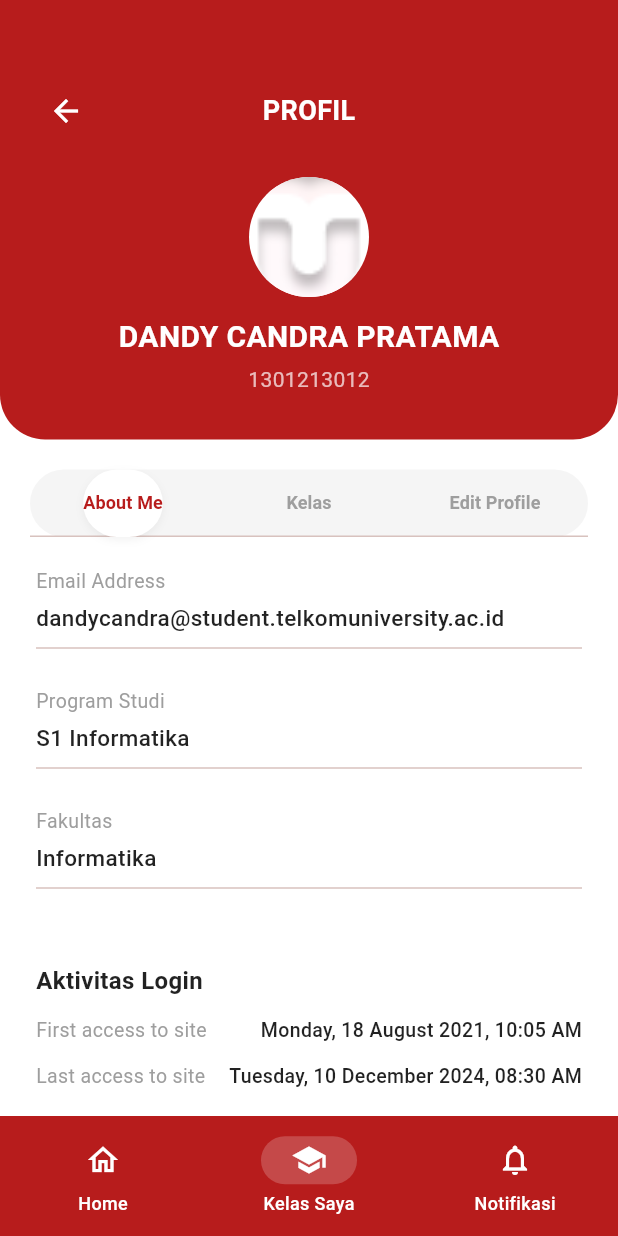
After one commit to wlrmynt/celoe_lms, a Flutter app: the ProfileScreen screen opened directly, on a phone screen of 412 x 824 dp. The commit adds this screen. Run offline on Flutter 3.47's test engine with Material 3 defaults, Android fonts, the phone set to English and light mode, and no system bars.

Commit message:
Implement Profile Screen with Tabs

```diff
--- a/lib/screens/dashboard_screen.dart
+++ b/lib/screens/dashboard_screen.dart
@@ -1,4 +1,5 @@
 import 'package:flutter/material.dart';
+import 'package:celoe_lms/screens/profile_screen.dart';
 
 class DashboardScreen extends StatefulWidget {
   const DashboardScreen({super.key});
@@ -112,7 +113,13 @@ class _DashboardScreenState extends State<DashboardScreen> {
             ),
           ),
           const SizedBox(width: 16),
-          CircleAvatar(
+            GestureDetector(
+             onTap: () {
+                Navigator.of(context).push(
+                   MaterialPageRoute(builder: (context) => const ProfileScreen()),
+                );
+             },
+             child: CircleAvatar(
               radius: 28,
               backgroundColor: Colors.white,
               child: Padding(
@@ -123,6 +130,7 @@ class _DashboardScreenState extends State<DashboardScreen> {
                     'assets/LogoTel-U 1.png',
                   ), // Using available asset as placeholder avatar
                   backgroundColor: Colors.grey[200],
+                ),
               ),
             ),
           ),
@@ -415,7 +423,7 @@ class _DashboardScreenState extends State<DashboardScreen> {
               label: 'Home',
             ),
             NavigationDestination(
-              icon: Icon(Icons.class_outlined),
+              icon: Icon(Icons.school_outlined),
               selectedIcon: Icon(Icons.school),
               label: 'Kelas Saya',
             ),
--- /dev/null
+++ b/lib/screens/profile_screen.dart
@@ -0,0 +1,399 @@
+import 'package:flutter/material.dart';
+
+class ProfileScreen extends StatefulWidget {
+  const ProfileScreen({super.key});
+
+  @override
+  State<ProfileScreen> createState() => _ProfileScreenState();
+}
+
+class _ProfileScreenState extends State<ProfileScreen> with SingleTickerProviderStateMixin {
+  late TabController _tabController;
+  int _bottomNavIndex = 1; // Default to 'Kelas Saya' or just keep it purely visual if needed
+
+  // Edit Profile Controllers
+  final _firstNameController = TextEditingController(text: "Dandy");
+  final _lastNameController = TextEditingController(text: "Candra Pratama");
+  final _emailController = TextEditingController(text: "dandycandra@student.telkomuniversity.ac.id");
+  final _countryController = TextEditingController(text: "Indonesia");
+  final _descController = TextEditingController(text: "Mahasiswa Informatika angkatan 2021.");
+
+  @override
+  void initState() {
+    super.initState();
+    _tabController = TabController(length: 3, vsync: this);
+  }
+
+  @override
+  void dispose() {
+    _tabController.dispose();
+    _firstNameController.dispose();
+    _lastNameController.dispose();
+    _emailController.dispose();
+    _countryController.dispose();
+    _descController.dispose();
+    super.dispose();
+  }
+
+  @override
+  Widget build(BuildContext context) {
+    const primaryRed = Color(0xFFB71C1C);
+
+    return Scaffold(
+      backgroundColor: Colors.white,
+      body: Column(
+        children: [
+          // 2. Header Profil
+          Container(
+            padding: const EdgeInsets.fromLTRB(20, 50, 20, 30),
+            decoration: const BoxDecoration(
+              color: primaryRed,
+              borderRadius: BorderRadius.only(
+                bottomLeft: Radius.circular(30),
+                bottomRight: Radius.circular(30),
+              ),
+            ),
+            child: Column(
+              children: [
+                Row(
+                  mainAxisAlignment: MainAxisAlignment.spaceBetween,
+                  children: [
+                    IconButton(
+                      icon: const Icon(Icons.arrow_back, color: Colors.white),
+                      onPressed: () => Navigator.of(context).pop(),
+                    ),
+                    const Text(
+                      'PROFIL',
+                      style: TextStyle(
+                        color: Colors.white,
+                        fontSize: 18,
+                        fontWeight: FontWeight.bold,
+                      ),
+                    ),
+                    const SizedBox(width: 48), // Spacer for balance
+                  ],
+                ),
+                const SizedBox(height: 20),
+                const CircleAvatar(
+                  radius: 40,
+                  backgroundImage: AssetImage('assets/LogoTel-U 1.png'), // Placeholder
+                  backgroundColor: Colors.white,
+                ),
+                const SizedBox(height: 12),
+                const Text(
+                  'DANDY CANDRA PRATAMA',
+                  style: TextStyle(
+                    color: Colors.white,
+                    fontSize: 20,
+                    fontWeight: FontWeight.bold,
+                  ),
+                ),
+                const SizedBox(height: 4),
+                const Text(
+                  '1301213012', // NIM placeholder
+                  style: TextStyle(color: Colors.white70, fontSize: 14),
+                ),
+              ],
+            ),
+          ),
+
+          const SizedBox(height: 20),
+
+          // 3. Tab Navigation
+          Padding(
+            padding: const EdgeInsets.symmetric(horizontal: 20),
+            child: Container(
+              height: 45,
+              decoration: BoxDecoration(
+                color: Colors.grey[100],
+                borderRadius: BorderRadius.circular(25),
+              ),
+              child: TabBar(
+                controller: _tabController,
+                indicator: BoxDecoration(
+                  color: Colors.white,
+                  borderRadius: BorderRadius.circular(25),
+                  boxShadow: [
+                    BoxShadow(
+                      color: Colors.black.withValues(alpha: 0.05),
+                      blurRadius: 4,
+                      offset: const Offset(0, 2),
+                    ),
+                  ],
+                ),
+                labelColor: primaryRed,
+                unselectedLabelColor: Colors.grey,
+                labelStyle: const TextStyle(fontWeight: FontWeight.bold, fontSize: 12),
+                tabs: const [
+                  Tab(text: 'About Me'),
+                  Tab(text: 'Kelas'),
+                  Tab(text: 'Edit Profile'),
+                ],
+              ),
+            ),
+          ),
+
+          const SizedBox(height: 20),
+
+          // Tab Content
+          Expanded(
+            child: TabBarView(
+              controller: _tabController,
+              children: [
+                _buildAboutMeTab(primaryRed),
+                _buildKelasTab(),
+                _buildEditProfileTab(primaryRed),
+              ],
+            ),
+          ),
+        ],
+      ),
+      bottomNavigationBar: NavigationBarTheme(
+        data: NavigationBarThemeData(
+          backgroundColor: primaryRed,
+          indicatorColor: Colors.white.withValues(alpha: 0.2),
+          labelTextStyle: WidgetStateProperty.all(
+            const TextStyle(color: Colors.white, fontSize: 12, fontWeight: FontWeight.w500),
+          ),
+          iconTheme: WidgetStateProperty.resolveWith((states) {
+            return const IconThemeData(color: Colors.white);
+          }),
+        ),
+        child: NavigationBar(
+          selectedIndex: _bottomNavIndex,
+          onDestinationSelected: (index) {
+            setState(() {
+              _bottomNavIndex = index;
+              if (index == 0) Navigator.of(context).pop(); // Go back to Home
+            });
+          },
+          backgroundColor: primaryRed,
+          indicatorColor: Colors.white.withValues(alpha: 0.2),
+          destinations: const [
+            NavigationDestination(
+              icon: Icon(Icons.home_outlined),
+              selectedIcon: Icon(Icons.home),
+              label: 'Home',
+            ),
+            NavigationDestination(
+              icon: Icon(Icons.school_outlined), // Keeping logic consistent
+              selectedIcon: Icon(Icons.school),
+              label: 'Kelas Saya',
+            ),
+            NavigationDestination(
+              icon: Icon(Icons.notifications_outlined),
+              selectedIcon: Icon(Icons.notifications),
+              label: 'Notifikasi',
+            ),
+          ],
+        ),
+      ),
+    );
+  }
+
+  // 4. Tab "About Me"
+  Widget _buildAboutMeTab(Color primaryRed) {
+    return SingleChildScrollView(
+      padding: const EdgeInsets.symmetric(horizontal: 24),
+      child: Column(
+        crossAxisAlignment: CrossAxisAlignment.start,
+        children: [
+          _buildInfoRow('Email Address', 'dandycandra@student.telkomuniversity.ac.id'),
+          _buildInfoRow('Program Studi', 'S1 Informatika'),
+          _buildInfoRow('Fakultas', 'Informatika'),
+          const SizedBox(height: 24),
+          const Text(
+            'Aktivitas Login',
+            style: TextStyle(fontSize: 16, fontWeight: FontWeight.bold, color: Colors.black87),
+          ),
+          const SizedBox(height: 12),
+          _buildActivityRow('First access to site', 'Monday, 18 August 2021, 10:05 AM'),
+          _buildActivityRow('Last access to site', 'Tuesday, 10 December 2024, 08:30 AM'),
+          const SizedBox(height: 40),
+          SizedBox(
+            width: double.infinity,
+            child: OutlinedButton.icon(
+              onPressed: () {
+                // Logout logic
+                 Navigator.of(context).popUntil((route) => route.isFirst);
+              },
+              icon: const Icon(Icons.logout, color: Color(0xFFB71C1C)),
+              label: const Text('LOG OUT'),
+              style: OutlinedButton.styleFrom(
+                padding: const EdgeInsets.symmetric(vertical: 14),
+                side: const BorderSide(color: Color(0xFFB71C1C)),
+                foregroundColor: const Color(0xFFB71C1C),
+                shape: RoundedRectangleBorder(borderRadius: BorderRadius.circular(10)),
+              ),
+            ),
+          ),
+          const SizedBox(height: 20),
+        ],
+      ),
+    );
+  }
+
+  Widget _buildInfoRow(String label, String value) {
+    return Padding(
+      padding: const EdgeInsets.only(bottom: 16),
+      child: Column(
+        crossAxisAlignment: CrossAxisAlignment.start,
+        children: [
+          Text(label, style: const TextStyle(color: Colors.grey, fontSize: 13)),
+          const SizedBox(height: 4),
+          Text(value, style: const TextStyle(color: Colors.black87, fontSize: 15, fontWeight: FontWeight.w500)),
+          const Divider(height: 20),
+        ],
+      ),
+    );
+  }
+
+  Widget _buildActivityRow(String label, String value) {
+    return Padding(
+      padding: const EdgeInsets.only(bottom: 12),
+      child: Row(
+        mainAxisAlignment: MainAxisAlignment.spaceBetween,
+        children: [
+          Text(label, style: const TextStyle(color: Colors.grey, fontSize: 13)),
+          Text(value, style: const TextStyle(color: Colors.black87, fontSize: 13, fontWeight: FontWeight.w500)),
+        ],
+      ),
+    );
+  }
+
+  // 5. Tab "Kelas"
+  Widget _buildKelasTab() {
+    final courses = [
+      {'name': 'Desain Antarmuka & Pengalaman Pengguna', 'code': 'D4SM-42-03', 'date': '18 Des 2024'},
+      {'name': 'Pendidikan Kewarganegaraan', 'code': 'D4SM-41-GAB1', 'date': '19 Des 2024'},
+      {'name': 'Sistem Operasi', 'code': 'D4SM-44-02', 'date': '20 Des 2024'},
+      {'name': 'Pemrograman Perangkat Bergerak', 'code': 'D4SM-41-GAB1', 'date': '21 Des 2024'},
+      {'name': 'Bahasa Inggris', 'code': 'D4SM-41-GAB1', 'date': '22 Des 2024'},
+    ];
+
+    return ListView.builder(
+      padding: const EdgeInsets.symmetric(horizontal: 20),
+      itemCount: courses.length,
+      itemBuilder: (context, index) {
+        final course = courses[index];
+        return Container(
+          margin: const EdgeInsets.only(bottom: 16),
+          padding: const EdgeInsets.all(16),
+          decoration: BoxDecoration(
+            color: Colors.white,
+            borderRadius: BorderRadius.circular(12),
+            border: Border.all(color: Colors.grey.shade200),
+            boxShadow: [
+              BoxShadow(
+                color: Colors.black.withValues(alpha: 0.03),
+                blurRadius: 5,
+                offset: const Offset(0, 2),
+              ),
+            ],
+          ),
+          child: Row(
+            children: [
+              Container(
+                width: 4,
+                height: 40,
+                decoration: BoxDecoration(
+                  color: Colors.blueAccent,
+                  borderRadius: BorderRadius.circular(2),
+                ),
+              ),
+              const SizedBox(width: 16),
+              Expanded(
+                child: Column(
+                  crossAxisAlignment: CrossAxisAlignment.start,
+                  children: [
+                    Text(
+                      course['name']!,
+                      style: const TextStyle(fontWeight: FontWeight.bold, fontSize: 15),
+                      maxLines: 2,
+                      overflow: TextOverflow.ellipsis,
+                    ),
+                    const SizedBox(height: 4),
+                    Text(
+                      '${course['code']} • Mulai ${course['date']}',
+                      style: const TextStyle(color: Colors.grey, fontSize: 12),
+                    ),
+                  ],
+                ),
+              ),
+              const Icon(Icons.arrow_forward_ios, size: 14, color: Colors.grey),
+            ],
+          ),
+        );
+      },
+    );
+  }
+
+  // 6. Tab "Edit Profile"
+  Widget _buildEditProfileTab(Color primaryRed) {
+    return SingleChildScrollView(
+      padding: const EdgeInsets.all(24),
+      child: Column(
+        children: [
+          _buildTextField('Nama Pertama', _firstNameController),
+          const SizedBox(height: 16),
+          _buildTextField('Nama Terakhir', _lastNameController),
+          const SizedBox(height: 16),
+          _buildTextField('Email Address', _emailController),
+          const SizedBox(height: 16),
+          _buildTextField('Negara', _countryController),
+          const SizedBox(height: 16),
+          _buildTextField('Deskripsi', _descController, maxLines: 3),
+          const SizedBox(height: 32),
+          SizedBox(
+            width: double.infinity,
+            child: ElevatedButton(
+              onPressed: () {
+                // Save logic
+                ScaffoldMessenger.of(context).showSnackBar(
+                  const SnackBar(content: Text('Profil berhasil diperbarui')),
+                );
+              },
+              style: ElevatedButton.styleFrom(
+                backgroundColor: primaryRed,
+                foregroundColor: Colors.white,
+                padding: const EdgeInsets.symmetric(vertical: 16),
+                shape: RoundedRectangleBorder(borderRadius: BorderRadius.circular(10)),
+              ),
+              child: const Text('Simpan Perubahan', style: TextStyle(fontSize: 16, fontWeight: FontWeight.bold)),
+            ),
+          ),
+        ],
+      ),
+    );
+  }
+
+  Widget _buildTextField(String label, TextEditingController controller, {int maxLines = 1}) {
+    return Column(
+      crossAxisAlignment: CrossAxisAlignment.start,
+      children: [
+        Text(label, style: const TextStyle(fontWeight: FontWeight.w500, fontSize: 14)),
+        const SizedBox(height: 8),
+        TextField(
+          controller: controller,
+          maxLines: maxLines,
+          decoration: InputDecoration(
+            isDense: true,
+            contentPadding: const EdgeInsets.all(16),
+            border: OutlineInputBorder(
+              borderRadius: BorderRadius.circular(10),
+              borderSide: BorderSide(color: Colors.grey.shade300),
+            ),
+            enabledBorder: OutlineInputBorder(
+              borderRadius: BorderRadius.circular(10),
+              borderSide: BorderSide(color: Colors.grey.shade300),
+            ),
+            focusedBorder: OutlineInputBorder(
+              borderRadius: BorderRadius.circular(10),
+              borderSide: const BorderSide(color: Color(0xFFB71C1C)),
+            ),
+          ),
+        ),
+      ],
+    );
+  }
+}
```
Lines whose indentation alone changed are shown as unchanged.
